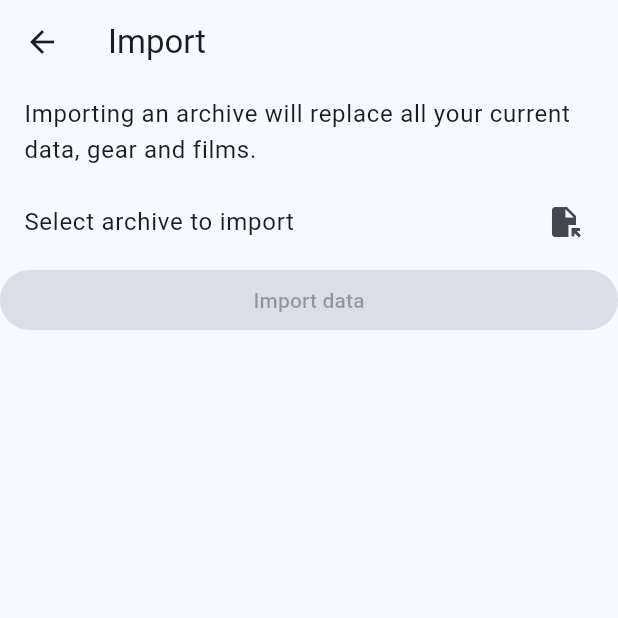
After one commit to timotto/film-log, a Flutter app: the screen it shows after launch, after a tap on the "more vert" icon, after a tap on "Import data", on a phone screen of 412 x 824 dp, the top half of it. The commit adds this screen. Run offline on Flutter 3.47's test engine with Material 3 defaults, Android fonts, the phone set to English and light mode, and no system bars; our stand-ins replace image_picker, location, share_plus, shared_preferences; missing offline and left inert: flutter_wear_os_connectivity, wear_plus.

Commit message:
🚛 import data

```diff
--- a/app/lib/pages/film_list_page/film_list_page.dart
+++ b/app/lib/pages/film_list_page/film_list_page.dart
@@ -1,6 +1,7 @@
 import 'package:film_log/model/film_instance.dart';
 import 'package:film_log/pages/edit_film_page/edit_film_page.dart';
 import 'package:film_log/pages/film_log_page/film_log_page.dart';
+import 'package:film_log/pages/import_page/import_page.dart';
 import 'package:film_log/service/export.dart';
 import 'package:film_log/service/film_repo.dart';
 import 'package:film_log/service/lru.dart';
@@ -79,6 +80,14 @@ class FilmListPage extends StatelessWidget {
     });
   }
 
+  Future<void> _importAll(BuildContext context) async {
+    await Navigator.of(context).push(
+      MaterialPageRoute(
+        builder: (_) => ImportPage(repos: repos),
+      ),
+    );
+  }
+
   List<FilmInstance> _filter(List<FilmInstance> items) =>
       items.where((item) => item.archive == archive).toList(growable: false);
 
@@ -100,6 +109,11 @@ class FilmListPage extends StatelessWidget {
                   onPressed: () => _exportAll(context),
                   leadingIcon: const Icon(Icons.send),
                   child: const Text('Export all data'),
+                ),
+                MenuItemButton(
+                  onPressed: () => _importAll(context),
+                  leadingIcon: const Icon(Icons.file_open),
+                  child: const Text('Import data'),
                 ),
               ],
             ),
--- /dev/null
+++ b/app/lib/pages/import_page/import_page.dart
@@ -0,0 +1,106 @@
+import 'package:file_picker/file_picker.dart';
+import 'package:film_log/service/import.dart';
+import 'package:film_log/service/repos.dart';
+import 'package:flutter/material.dart';
+
+class ImportPage extends StatefulWidget {
+  const ImportPage({super.key, required this.repos});
+
+  final Repos repos;
+
+  @override
+  State<StatefulWidget> createState() => _ImportPageState();
+}
+
+class _ImportPageState extends State<ImportPage> {
+  late final ImportService _importService;
+
+  ImportArchive? _archive;
+
+
+  @override
+  void initState() {
+    _importService = ImportService(repos: widget.repos);
+    super.initState();
+  }
+
+  @override
+  Widget build(BuildContext context) => Scaffold(
+        appBar: AppBar(
+          title: const Text('Import'),
+        ),
+        body: ListView(
+          children: [
+            const ListTile(
+              title: Text(
+                'Importing an archive will replace all your current data, gear and films.',
+              ),
+            ),
+            ListTile(
+              title: const Text('Select archive to import'),
+              subtitle: _archiveSubtitle(),
+              trailing: const Icon(Icons.file_open),
+              onTap: () => _selectFile(context),
+            ),
+            ElevatedButton(
+              onPressed: _archive == null ? null : () => _import(context),
+              child: const Text('Import data'),
+            ),
+            ..._content(context),
+          ],
+        ),
+      );
+
+  Widget? _archiveSubtitle() =>
+      _archive == null ? null : Text(_archive!.basename);
+
+  Future<void> _selectFile(BuildContext context) async {
+    setState(() {
+      _archive = null;
+    });
+
+    final FilePickerResult? result = await FilePicker.platform.pickFiles(
+      dialogTitle: 'Select archive',
+      allowMultiple: false,
+      type: FileType.custom,
+      allowedExtensions: ['zip'],
+    );
+    if (result == null || result.xFiles.isEmpty) return;
+    final file = result.xFiles.first;
+
+    final archive = await _importService.loadArchive(file.path);
+    if (archive == null) {
+      if (!mounted || !context.mounted) return;
+      ScaffoldMessenger.of(context).showSnackBar(const SnackBar(
+        content: Text('Cannot open archive'),
+      ));
+      return;
+    }
+
+    setState(() {
+      _archive = archive;
+    });
+  }
+
+  List<Widget> _content(BuildContext context) => _archive == null
+      ? []
+      : [
+          ListTile(title: Text('${_archive!.cameras.length} cameras')),
+          ListTile(title: Text('${_archive!.lenses.length} lenses')),
+          ListTile(title: Text('${_archive!.filters.length} filters')),
+          ListTile(title: Text('${_archive!.filmStock.length} film stocks')),
+          ListTile(title: Text('${_archive!.films.length} films')),
+          ListTile(title: Text('${_countPhotos()} photos')),
+        ];
+
+  int _countPhotos() => _archive == null
+      ? 0
+      : _archive!.films
+          .map((film) => film.photos.length)
+          .reduce((a, b) => a + b);
+
+  Future<void> _import(BuildContext context) async {
+    _importService.importArchive(_archive!);
+    Navigator.pop(context);
+  }
+}
--- a/app/lib/service/film_repo.dart
+++ b/app/lib/service/film_repo.dart
@@ -69,6 +69,12 @@ class FilmRepo {
     itemsController.add(items);
   }
 
+  Future<void> replaceItems(List<FilmInstance> items) async {
+    updateItems(items);
+    await save();
+    _notify();
+  }
+
   Map<String, dynamic> _toJson() => {
         'items': itemsList.map((item) => item.toJson()).toList(growable: false),
       };
--- a/app/lib/service/gear_repo.dart
+++ b/app/lib/service/gear_repo.dart
@@ -56,6 +56,11 @@ abstract class GearRepo<T extends Gear> {
     itemsController.add(items);
   }
 
+  Future<void> replaceItems(List<T> items) async {
+    updateItems(items);
+    await save();
+  }
+
   @protected
   T itemFromJson(Map<String, dynamic> json);
 
--- /dev/null
+++ b/app/lib/service/import.dart
@@ -0,0 +1,163 @@
+import 'dart:convert';
+import 'dart:io';
+
+import 'package:archive/archive_io.dart';
+import 'package:film_log/model/film_instance.dart';
+import 'package:film_log/model/film_stock.dart';
+import 'package:film_log/model/filter.dart';
+import 'package:film_log/model/lens.dart';
+import 'package:film_log/service/repos.dart';
+import 'package:path/path.dart' as p;
+import 'package:path_provider/path_provider.dart';
+
+import '../model/camera.dart';
+
+class ImportService {
+  const ImportService({required this.repos});
+
+  final Repos repos;
+
+  Future<void> importArchive(ImportArchive archive) async {
+    await repos.thumbnailRepo.deleteAll();
+    await repos.cameraRepo.replaceItems(archive.cameras);
+    await repos.lensRepo.replaceItems(archive.lenses);
+    await repos.filterRepo.replaceItems(archive.filters);
+    await repos.filmstockRepo.replaceItems(archive.filmStock);
+    await repos.filmRepo.replaceItems(archive.films);
+    for (var thumbnailId in archive.thumbnails) {
+      await repos.thumbnailRepo.import(
+        temporaryFile: p.join(archive.thumbnailDirectory, thumbnailId),
+        id: thumbnailId,
+      );
+    }
+  }
+
+  Future<ImportArchive?> loadArchive(String filename) async {
+    final inputStream = InputFileStream(filename);
+    try {
+      final archive = ZipDecoder().decodeBuffer(inputStream);
+
+      final cameras = _decodeArchiveEntry(
+        file: archive.findFile('cameras.json'),
+        key: 'cameras',
+        fromJson: Camera.fromJson,
+      );
+      if (cameras == null) return null;
+
+      final filmStock = _decodeArchiveEntry(
+        file: archive.findFile('film_stock.json'),
+        key: 'film_stock',
+        fromJson: FilmStock.fromJson,
+      );
+      if (filmStock == null) return null;
+
+      final lenses = _decodeArchiveEntry(
+        file: archive.findFile('lenses.json'),
+        key: 'lenses',
+        fromJson: (json) => Lens.fromJson(json, cameras: cameras),
+      );
+      if (lenses == null) return null;
+
+      final filters = _decodeArchiveEntry(
+        file: archive.findFile('filters.json'),
+        key: 'filters',
+        fromJson: (json) => Filter.fromJson(json, lenses: lenses),
+      );
+      if (filters == null) return null;
+
+      final films = _decodeArchiveEntry(
+        file: archive.findFile('films.json'),
+        key: 'films',
+        fromJson: (json) => FilmInstance.fromJson(
+          json,
+          cameras: cameras,
+          filmStock: filmStock,
+          filters: filters,
+          lenses: lenses,
+        ),
+      );
+      if (films == null) return null;
+
+      final cacheDir = await getApplicationCacheDirectory();
+      final thumbnailDirectory = await cacheDir.createTemp();
+
+      final thumbnails = await _extractThumbnails(
+        archive: archive,
+        dir: thumbnailDirectory.path,
+      );
+
+      return ImportArchive(
+        basename: p.basename(filename),
+        cameras: cameras,
+        films: films,
+        filmStock: filmStock,
+        filters: filters,
+        lenses: lenses,
+        thumbnailDirectory: thumbnailDirectory.path,
+        thumbnails: thumbnails,
+      );
+    } finally {
+      await inputStream.close();
+    }
+  }
+}
+
+List<T>? _decodeArchiveEntry<T>({
+  required ArchiveFile? file,
+  required String key,
+  required T Function(Map<String, dynamic>) fromJson,
+}) {
+  if (file == null) return null;
+
+  try {
+    final json = jsonDecode(String.fromCharCodes(file.content));
+
+    return (json[key] as List<dynamic>)
+        .map((j) => fromJson(j))
+        .toList(growable: false);
+  } catch (e) {
+    print('import-service::decode-archive-entry: key=$key error: $e');
+    return null;
+  }
+}
+
+Future<List<String>> _extractThumbnails({
+  required Archive archive,
+  required String dir,
+}) async {
+  final List<String> ids = [];
+  for (var file in archive.files) {
+    if (file.name.startsWith('thumbnails/') && file.name.endsWith('.jpg')) {
+      final filename = p.basename(file.name);
+      final id = filename.replaceAll(RegExp(r'\.jpg$'), '');
+      final dst = File(p.join(dir, id));
+      await dst.create(recursive: true);
+      await dst.writeAsBytes(file.content);
+      ids.add(id);
+    }
+  }
+
+  return ids;
+}
+
+class ImportArchive {
+  const ImportArchive({
+    required this.basename,
+    required this.cameras,
+    required this.films,
+    required this.filmStock,
+    required this.filters,
+    required this.lenses,
+    required this.thumbnailDirectory,
+    required this.thumbnails,
+  });
+
+  final String basename;
+  final List<Camera> cameras;
+  final List<FilmInstance> films;
+  final List<FilmStock> filmStock;
+  final List<Filter> filters;
+  final List<Lens> lenses;
+  final String thumbnailDirectory;
+  final List<String> thumbnails;
+}
--- a/app/pubspec.yaml
+++ b/app/pubspec.yaml
@@ -46,6 +46,7 @@ dependencies:
     path: ../film_log_wear_data
   share_plus: ^10.0.0
   archive: ^3.6.1
+  file_picker: ^8.0.6
 
 dev_dependencies:
   flutter_test:
```
Also changed, not shown: app/lib/service/export.dart (+3 -7 lines), app/lib/service/thumbnail_repo.dart (+17 -0 lines), app/pubspec.lock.
